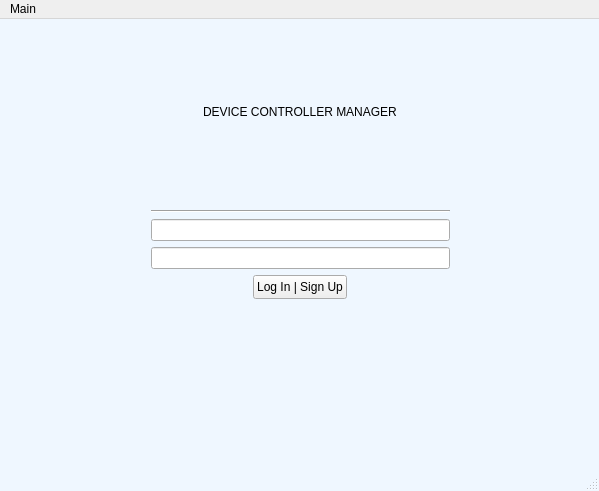
Qt form DCM_group32/UI/MainWindow - LoginScreen.ui (abdelmoniemh/3K04-Pacemaker-Project) before a commit.
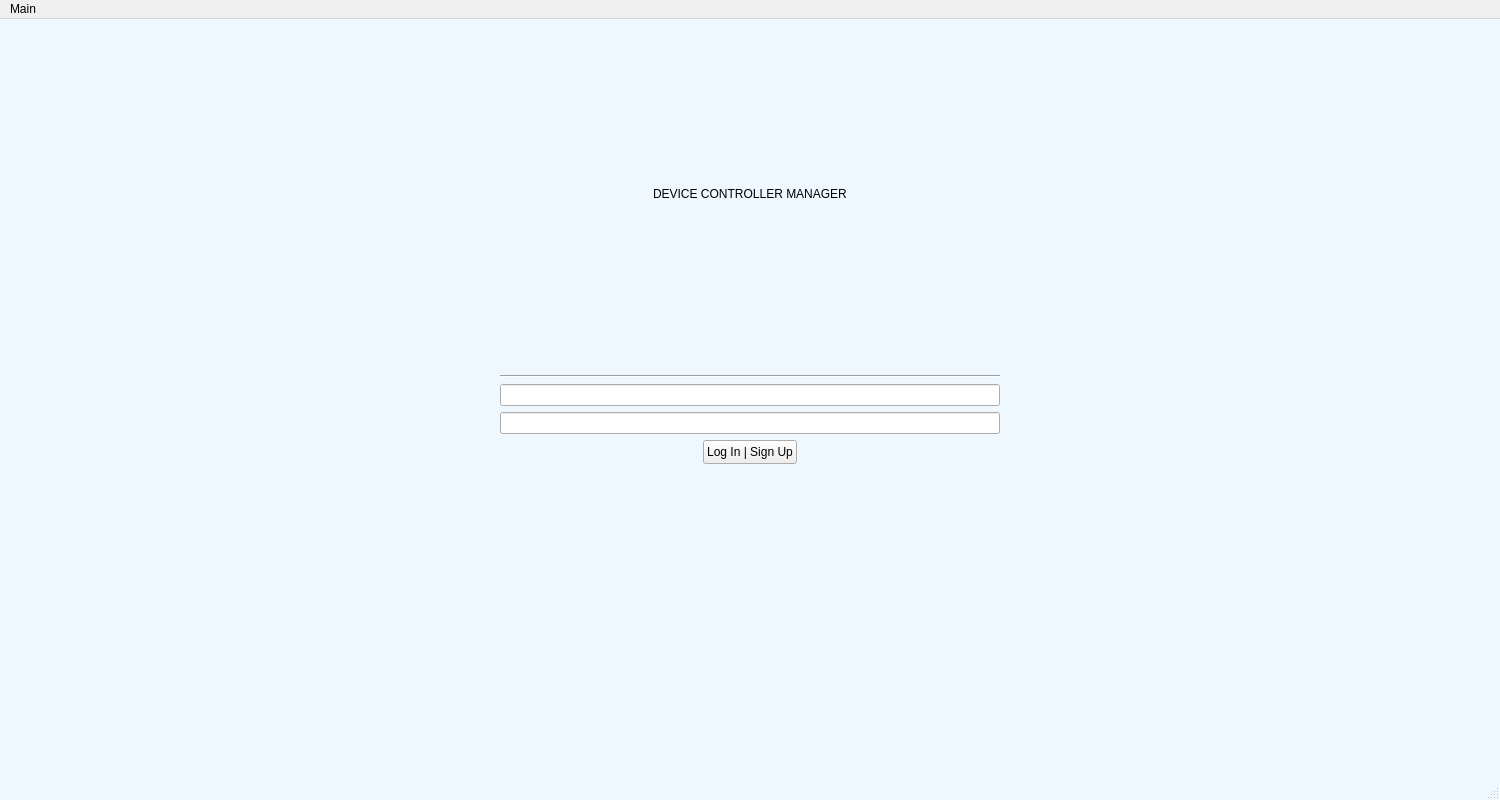
The same form after that commit.

Commit message: Login Error Handling and Log out functionality

Diff of the .ui file:
```diff
--- a/DCM_group32/UI/MainWindow - LoginScreen.ui
+++ b/DCM_group32/UI/MainWindow - LoginScreen.ui
@@ -6,10 +6,28 @@
    <rect>
     <x>0</x>
     <y>0</y>
-    <width>599</width>
-    <height>491</height>
+    <width>1500</width>
+    <height>800</height>
    </rect>
   </property>
+  <property name="sizePolicy">
+   <sizepolicy hsizetype="Expanding" vsizetype="Expanding">
+    <horstretch>0</horstretch>
+    <verstretch>0</verstretch>
+   </sizepolicy>
+  </property>
+  <property name="minimumSize">
+   <size>
+    <width>1500</width>
+    <height>800</height>
+   </size>
+  </property>
+  <property name="maximumSize">
+   <size>
+    <width>1500</width>
+    <height>800</height>
+   </size>
+  </property>
   <property name="windowTitle">
    <string>MainWindow</string>
   </property>
@@ -20,10 +38,22 @@
    <string notr="true">QMainWindow#MainWindow{background-color:rgb(239, 247, 255)}</string>
   </property>
   <widget class="QWidget" name="centralwidget">
+   <property name="sizePolicy">
+    <sizepolicy hsizetype="Expanding" vsizetype="Expanding">
+     <horstretch>0</horstretch>
+     <verstretch>0</verstretch>
+    </sizepolicy>
+   </property>
    <property name="minimumSize">
     <size>
-     <width>599</width>
-     <height>448</height>
+     <width>1500</width>
+     <height>800</height>
+    </size>
+   </property>
+   <property name="maximumSize">
+    <size>
+     <width>1500</width>
+     <height>800</height>
     </size>
    </property>
    <widget class="QWidget" name="gridWidget" native="true">
@@ -31,53 +61,30 @@
      <rect>
       <x>0</x>
       <y>0</y>
-      <width>601</width>
-      <height>471</height>
+      <width>1500</width>
+      <height>800</height>
      </rect>
     </property>
+    <property name="sizePolicy">
+     <sizepolicy hsizetype="Expanding" vsizetype="Expanding">
+      <horstretch>0</horstretch>
+      <verstretch>0</verstretch>
+     </sizepolicy>
+    </property>
     <property name="minimumSize">
      <size>
-      <width>601</width>
-      <height>251</height>
+      <width>1500</width>
+      <height>800</height>
+     </size>
+    </property>
+    <property name="maximumSize">
+     <size>
+      <width>1500</width>
+      <height>800</height>
      </size>
     </property>
     <layout class="QGridLayout" name="gridLayout">
-     <item row="4" column="1">
-      <widget class="QLineEdit" name="passwordField">
-       <property name="minimumSize">
-        <size>
-         <width>299</width>
-         <height>21</height>
-        </size>
-       </property>
-       <property name="whatsThis">
-        <string>password</string>
-       </property>
-       <property name="text">
-        <string/>
-       </property>
-      </widget>
-     </item>
-     <item row="3" column="2">
-      <spacer name="rightSpacer">
-       <property name="minimumSize">
-        <size>
-         <width>0</width>
-         <height>21</height>
-        </size>
-       </property>
-       <property name="orientation">
-        <enum>Qt::Horizontal</enum>
-       </property>
-       <property name="sizeHint" stdset="0">
-        <size>
-         <width>40</width>
-         <height>20</height>
-        </size>
-       </property>
-      </spacer>
-     </item>
-     <item row="6" column="1">
+     <item row="5" column="1">
       <widget class="QLabel" name="errorLabel">
        <property name="minimumSize">
         <size>
@@ -90,7 +97,7 @@
        </property>
       </widget>
      </item>
-     <item row="5" column="1" alignment="Qt::AlignHCenter">
+     <item row="4" column="1" alignment="Qt::AlignHCenter">
       <widget class="QPushButton" name="loginButton">
        <property name="minimumSize">
         <size>
@@ -103,7 +110,7 @@
        </property>
       </widget>
      </item>
-     <item row="2" column="1">
+     <item row="1" column="1">
       <widget class="Line" name="dividerLine">
        <property name="minimumSize">
         <size>
@@ -116,7 +123,67 @@
        </property>
       </widget>
      </item>
+     <item row="2" column="0">
+      <spacer name="leftSpacer">
+       <property name="minimumSize">
+        <size>
+         <width>0</width>
+         <height>21</height>
+        </size>
+       </property>
+       <property name="orientation">
+        <enum>Qt::Horizontal</enum>
+       </property>
+       <property name="sizeType">
+        <enum>QSizePolicy::Expanding</enum>
+       </property>
+       <property name="sizeHint" stdset="0">
+        <size>
+         <width>40</width>
+         <height>20</height>
+        </size>
+       </property>
+      </spacer>
+     </item>
+     <item row="2" column="2">
+      <spacer name="rightSpacer">
+       <property name="minimumSize">
+        <size>
+         <width>0</width>
+         <height>21</height>
+        </size>
+       </property>
+       <property name="orientation">
+        <enum>Qt::Horizontal</enum>
+       </property>
+       <property name="sizeType">
+        <enum>QSizePolicy::Expanding</enum>
+       </property>
+       <property name="sizeHint" stdset="0">
+        <size>
+         <width>38</width>
+         <height>20</height>
+        </size>
+       </property>
+      </spacer>
+     </item>
      <item row="3" column="1">
+      <widget class="QLineEdit" name="passwordField">
+       <property name="minimumSize">
+        <size>
+         <width>299</width>
+         <height>21</height>
+        </size>
+       </property>
+       <property name="whatsThis">
+        <string>password</string>
+       </property>
+       <property name="text">
+        <string/>
+       </property>
+      </widget>
+     </item>
+     <item row="2" column="1">
       <widget class="QLineEdit" name="usernameField">
        <property name="minimumSize">
         <size>
@@ -135,26 +202,7 @@
        </property>
       </widget>
      </item>
-     <item row="3" column="0">
-      <spacer name="leftSpacer">
-       <property name="minimumSize">
-        <size>
-         <width>0</width>
-         <height>21</height>
-        </size>
-       </property>
-       <property name="orientation">
-        <enum>Qt::Horizontal</enum>
-       </property>
-       <property name="sizeHint" stdset="0">
-        <size>
-         <width>40</width>
-         <height>20</height>
-        </size>
-       </property>
-      </spacer>
-     </item>
-     <item row="1" column="1" alignment="Qt::AlignHCenter">
+     <item row="0" column="1" alignment="Qt::AlignHCenter">
       <widget class="QLabel" name="mainHeader">
        <property name="minimumSize">
         <size>
@@ -175,7 +223,7 @@
     <rect>
      <x>0</x>
      <y>0</y>
-     <width>599</width>
+     <width>1500</width>
      <height>22</height>
     </rect>
    </property>
```
The commit also changes 3 other files.
